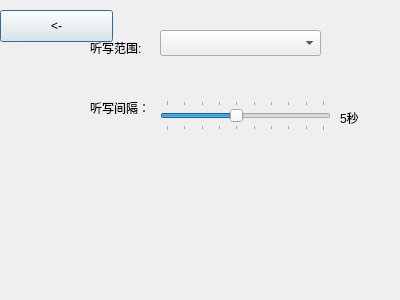
The window that settingdialog.ui (yubinyyy/kanaSpeaker) describes before a commit, drawn with Qt 5.
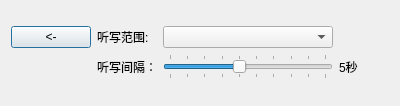
The same window after the commit.

Diff of the .ui file:
```diff
--- a/settingdialog.ui
+++ b/settingdialog.ui
@@ -7,60 +7,73 @@
     <x>0</x>
     <y>0</y>
     <width>400</width>
-    <height>300</height>
+    <height>106</height>
    </rect>
   </property>
   <property name="windowTitle">
    <string>Dialog</string>
   </property>
+  <layout class="QGridLayout" name="gridLayout_2">
+   <item row="0" column="0">
+    <layout class="QGridLayout" name="gridLayout">
+     <item row="0" column="0">
   <widget class="QPushButton" name="btnBack">
-   <property name="geometry">
-    <rect>
-     <x>0</x>
-     <y>10</y>
-     <width>113</width>
-     <height>32</height>
-    </rect>
-   </property>
    <property name="text">
     <string>&lt;-</string>
    </property>
   </widget>
-  <widget class="QLabel" name="lbTimeValue">
-   <property name="geometry">
-    <rect>
-     <x>340</x>
-     <y>110</y>
-     <width>60</width>
-     <height>16</height>
-    </rect>
-   </property>
-   <property name="text">
-    <string>5秒</string>
-   </property>
-  </widget>
+     </item>
+     <item row="0" column="1">
   <widget class="QLabel" name="label">
-   <property name="geometry">
-    <rect>
-     <x>90</x>
-     <y>40</y>
-     <width>61</width>
-     <height>16</height>
-    </rect>
-   </property>
    <property name="text">
     <string>听写范围:</string>
    </property>
   </widget>
+     </item>
+     <item row="0" column="2">
+      <widget class="QComboBox" name="cbRangeState"/>
+     </item>
+     <item row="0" column="3">
+      <spacer name="horizontalSpacer">
+       <property name="orientation">
+        <enum>Qt::Horizontal</enum>
+       </property>
+       <property name="sizeType">
+        <enum>QSizePolicy::Maximum</enum>
+       </property>
+       <property name="sizeHint" stdset="0">
+        <size>
+         <width>50</width>
+         <height>20</height>
+        </size>
+       </property>
+      </spacer>
+     </item>
+     <item row="1" column="0">
+      <spacer name="horizontalSpacer_2">
+       <property name="orientation">
+        <enum>Qt::Horizontal</enum>
+       </property>
+       <property name="sizeType">
+        <enum>QSizePolicy::Preferred</enum>
+       </property>
+       <property name="sizeHint" stdset="0">
+        <size>
+         <width>30</width>
+         <height>20</height>
+        </size>
+       </property>
+      </spacer>
+     </item>
+     <item row="1" column="1">
+      <widget class="QLabel" name="label_2">
+       <property name="text">
+        <string>听写间隔：</string>
+       </property>
+      </widget>
+     </item>
+     <item row="1" column="2">
   <widget class="QSlider" name="hsTimeStep">
-   <property name="geometry">
-    <rect>
-     <x>160</x>
-     <y>100</y>
-     <width>171</width>
-     <height>31</height>
-    </rect>
-   </property>
    <property name="minimum">
     <number>1</number>
    </property>
@@ -86,29 +99,17 @@
     <number>1</number>
    </property>
   </widget>
-  <widget class="QComboBox" name="cbRangeState">
-   <property name="geometry">
-    <rect>
-     <x>160</x>
-     <y>30</y>
-     <width>161</width>
-     <height>26</height>
-    </rect>
-   </property>
-  </widget>
-  <widget class="QLabel" name="label_2">
-   <property name="geometry">
-    <rect>
-     <x>90</x>
-     <y>100</y>
-     <width>60</width>
-     <height>16</height>
-    </rect>
-   </property>
+     </item>
+     <item row="1" column="3">
+      <widget class="QLabel" name="lbTimeValue">
    <property name="text">
-    <string>听写间隔：</string>
-   </property>
-  </widget>
+        <string>5秒</string>
+       </property>
+      </widget>
+     </item>
+    </layout>
+   </item>
+  </layout>
  </widget>
  <resources/>
  <connections/>
```
Lines whose indentation alone changed are shown as unchanged.
